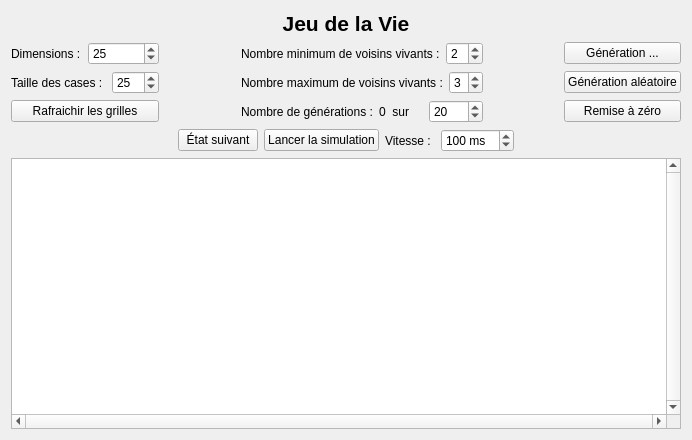
The window that src/ui/golview.ui (danousna/autocell) describes before a commit, drawn with Qt 5.
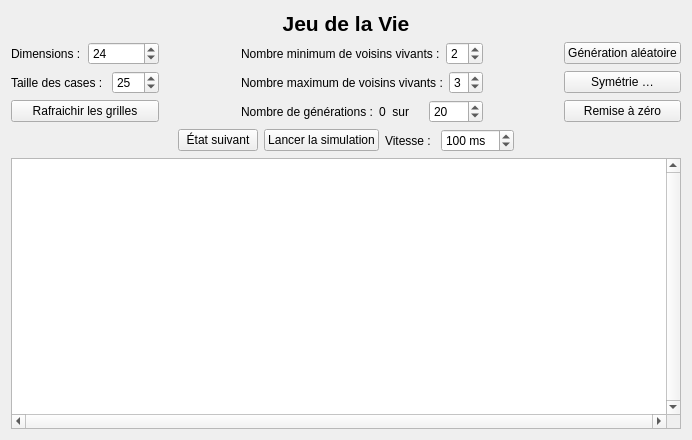
The same window after the commit.

Commit message: Symétrie

```diff
--- a/src/ui/golview.ui
+++ b/src/ui/golview.ui
@@ -40,9 +40,9 @@
          <item row="0" column="4">
           <layout class="QVBoxLayout" name="verticalLayout_3">
            <item>
-            <widget class="QPushButton" name="pushButton_2">
+            <widget class="QPushButton" name="btnGenRandom">
              <property name="text">
-              <string>Génération ...</string>
+              <string>Génération aléatoire</string>
              </property>
             </widget>
            </item>
@@ -68,7 +68,7 @@
                 <number>50</number>
                </property>
                <property name="value">
-                <number>25</number>
+                <number>24</number>
                </property>
               </widget>
              </item>
@@ -144,13 +144,6 @@
            </item>
           </layout>
          </item>
-         <item row="1" column="4">
-          <widget class="QPushButton" name="btnGenRandom">
-           <property name="text">
-            <string>Génération aléatoire</string>
-           </property>
-          </widget>
-         </item>
          <item row="1" column="0">
           <layout class="QHBoxLayout" name="horizontalLayout_2">
            <item>
@@ -226,6 +219,16 @@
            </property>
           </widget>
          </item>
+         <item row="1" column="4">
+          <widget class="QPushButton" name="btnSymetrie">
+           <property name="toolTip">
+            <string>La partie supérieure gauche de la grille sera dupliquée sur le reste du tableau</string>
+           </property>
+           <property name="text">
+            <string>Symétrie …</string>
+           </property>
+          </widget>
+         </item>
         </layout>
        </item>
        <item>
```
The commit also changes 43 other files.
